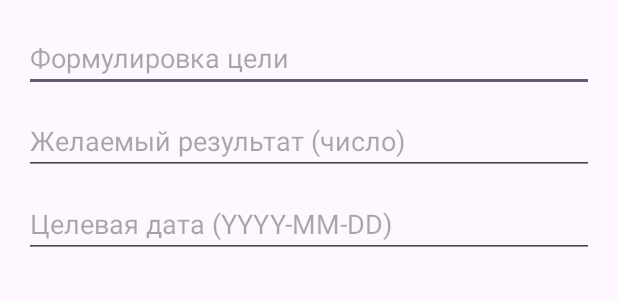
After one commit to MofbeG/SupabaseTodoApp, an Android app: the layout dialog_add_goal.xml on its own in the app's theme, with its tools: preview values and no code run, on a phone screen of 412 x 824 dp. The commit adds this screen. Shown: the top 300 px of the screen. Run offline under Robolectric (Android 15) with nearby library versions, the phone set to English and light mode, and no system bars.

Commit message:
Добавлен FAB и диалог добавления цели Реализовано добавление цели в Supabase (POST)

```diff
--- /dev/null
+++ b/app/src/main/res/layout/dialog_add_goal.xml
@@ -0,0 +1,30 @@
+<?xml version="1.0" encoding="utf-8"?>
+<LinearLayout
+    xmlns:android="http://schemas.android.com/apk/res/android"
+    android:layout_width="match_parent"
+    android:layout_height="wrap_content"
+    android:orientation="vertical"
+    android:padding="16dp">
+
+    <EditText
+        android:id="@+id/etGoalText"
+        android:layout_width="match_parent"
+        android:layout_height="wrap_content"
+        android:hint="Формулировка цели"/>
+
+    <EditText
+        android:id="@+id/etDesiredResult"
+        android:layout_width="match_parent"
+        android:layout_height="wrap_content"
+        android:hint="Желаемый результат (число)"
+        android:inputType="numberDecimal"
+        android:layout_marginTop="10dp"/>
+
+    <EditText
+        android:id="@+id/etTargetDate"
+        android:layout_width="match_parent"
+        android:layout_height="wrap_content"
+        android:hint="Целевая дата (YYYY-MM-DD)"
+        android:inputType="text"
+        android:layout_marginTop="10dp"/>
+</LinearLayout>
```
Also changed, not shown: app/src/main/java/com/sigma/supabasetodoapp/MainActivity.java (+113 -0 lines), app/src/main/res/layout/activity_main.xml (+11 -0 lines).
